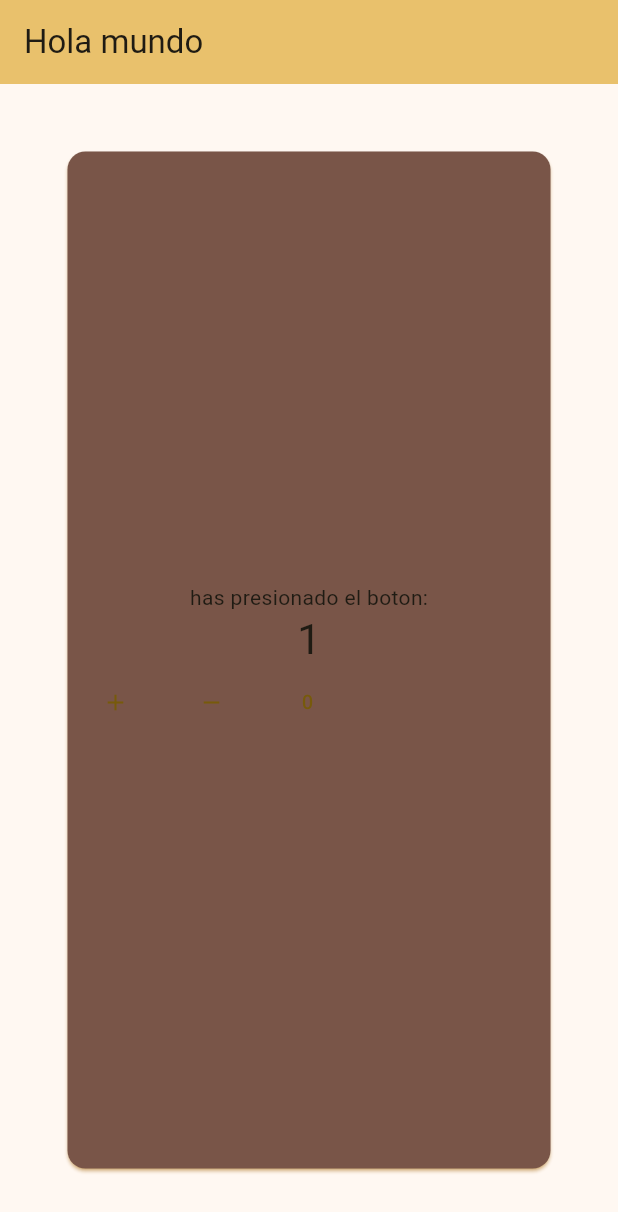
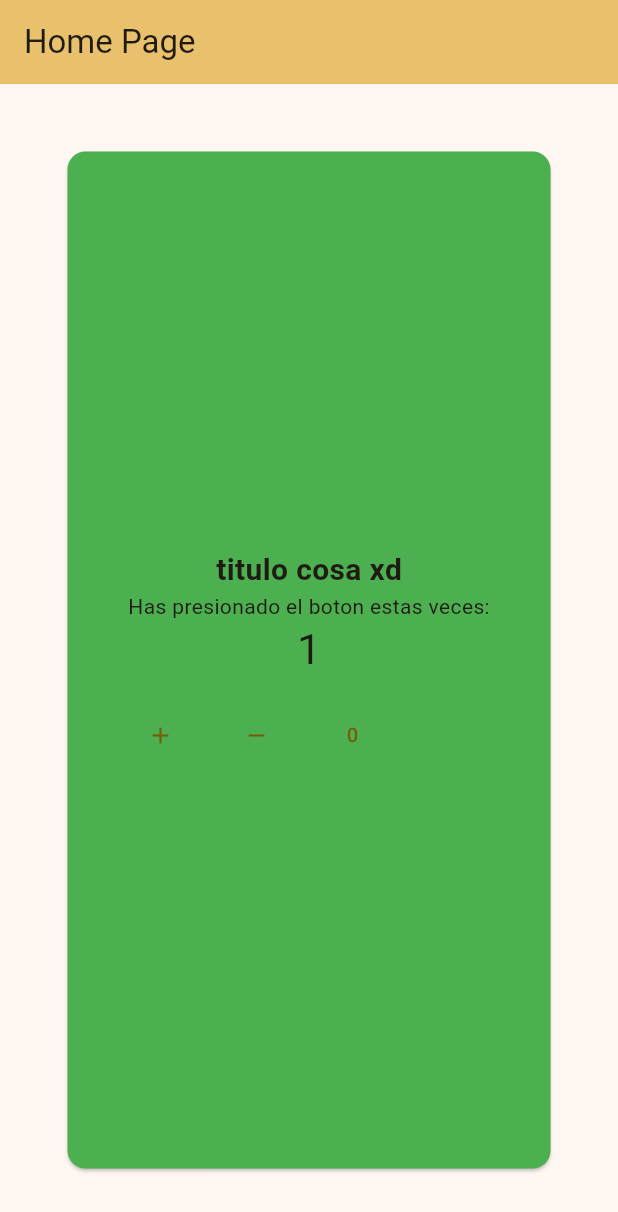
Before and after one commit to gekicchi/3479A321_2022479016, a Flutter app: the screen it shows after launch, after a tap on the "add" icon, on a phone screen of 412 x 824 dp. Shown: the top 1212 px of the screen. Run offline on Flutter 3.47's test engine with Material 3 defaults, Android fonts, the phone set to English and light mode, and no system bars; our stand-ins replace flutter_svg, logger.

Commit message:
lab 5 punto 2

```diff
--- a/lib/main.dart
+++ b/lib/main.dart
@@ -1,11 +1,39 @@
 import 'package:flutter/material.dart';
 import 'package:flutter_svg/flutter_svg.dart';
+import 'package:logger/logger.dart';
+import 'pages/my_home_page.dart';
 
 const String catIcon =
     'C:/Users/oyarz/Desktop/moviles/3479A321_2022479016/assets/icons/cat_paw.svg';
 
+var logger = Logger(
+  printer: PrettyPrinter(),
+);
+
+var loggerNoStack = Logger(
+    printer: PrettyPrinter(
+  methodCount: 0,
+));
+
 void main() {
+  print(
+      'Run with either `dart example/main.dart` or `dart --enable-asserts example/main.dart`´.');
+  demo();
   runApp(const MyApp());
+}
+
+void demo() {
+  logger.d('Log message with 2 methods');
+
+  loggerNoStack.i('Info message');
+
+  loggerNoStack.w('Just a warning!');
+
+  logger.e('Error! Something bad happened', error: 'Test Error');
+
+  loggerNoStack.t({'key': 5, 'value': 'something'});
+
+  Logger(printer: SimplePrinter(colors: true)).t('boom');
 }
 
 class MyApp extends StatelessWidget {
@@ -19,79 +47,7 @@
         colorScheme: ColorScheme.fromSeed(seedColor: Colors.amber),
         useMaterial3: true,
       ),
-      home: const MyHomePage(title: 'Hola mundo'),
+      home: const MyHomePage(title: 'Home Page'),
     );
   }
 }
-
-class MyHomePage extends StatefulWidget {
-  const MyHomePage({super.key, required this.title});
-  final String title;
-
-  @override
-  State<MyHomePage> createState() => _MyHomePageState();
-}
-
-class _MyHomePageState extends State<MyHomePage> {
-  int _counter = 0;
-
-  void _incrementCounter() {
-    setState(() {
-      _counter++;
-    });
-  }
-
-  void _decrementCounter() {
-    setState(() {
-      _counter--;
-    });
-  }
-
-  void _restartCounter() {
-    setState(() {
-      _counter = 0;
-    });
-  }
-
-  @override
-  Widget build(BuildContext context) {
-    return Scaffold(
-      appBar: AppBar(
-        backgroundColor: Theme.of(context).colorScheme.inversePrimary,
-        title: Text(widget.title),
-      ),
-      //persistentFooterButtons: botonesDePie,
-      body: Card(
-        color: Colors.brown,
-        shadowColor: Colors.orange,
-        margin: const EdgeInsets.all(45.0),
-        child: Center(
-          child: Column(
-            mainAxisAlignment: MainAxisAlignment.center,
-            children: <Widget>[
-              const Text(
-                'has presionado el boton:',
-              ),
-              Text(
-                '$_counter',
-                style: Theme.of(context).textTheme.headlineMedium,
-              ),
-              Row(
-                children: botonesDePie,
-              ),
-            ],
-          ),
-        ),
-      ),
-    );
-  }
-
-  List<Widget> get botonesDePie {
-    return [
-      TextButton(onPressed: _incrementCounter, child: const Icon(Icons.add)),
-      TextButton(onPressed: _decrementCounter, child: const Icon(Icons.remove)),
-      TextButton(
-          onPressed: _restartCounter, child: const Icon(Icons.exposure_zero)),
-    ];
-  }
-}
--- /dev/null
+++ b/lib/pages/my_home_page.dart
@@ -0,0 +1,77 @@
+import 'package:flutter/material.dart';
+
+class MyHomePage extends StatefulWidget {
+  const MyHomePage({super.key, required this.title});
+  final String title;
+
+  @override
+  State<MyHomePage> createState() => _MyHomePageState();
+}
+
+class _MyHomePageState extends State<MyHomePage> {
+  int _counter = 0;
+
+  void _incrementCounter() {
+    setState(() {
+      _counter++;
+    });
+  }
+
+  void _decrementCounter() {
+    setState(() {
+      _counter--;
+    });
+  }
+
+  void _restartCounter() {
+    setState(() {
+      _counter = 0;
+    });
+  }
+
+  @override
+  Widget build(BuildContext context) {
+    return Scaffold(
+      appBar: AppBar(
+        backgroundColor: Theme.of(context).colorScheme.inversePrimary,
+        title: Text(widget.title),
+      ),
+      //persistentFooterButtons: botonesDePie,
+      body: Card(
+        color: Colors.green,
+        margin: const EdgeInsets.all(45.0),
+        child: Center(
+          child: Padding(
+            padding: const EdgeInsets.all(30),
+            child: Column(mainAxisSize: MainAxisSize.min, children: [
+              const Text(
+                'titulo cosa xd',
+                style: TextStyle(fontSize: 20, fontWeight: FontWeight.bold),
+              ),
+              const Text(
+                'Has presionado el boton estas veces:',
+              ),
+              Text(
+                '$_counter',
+                style: Theme.of(context).textTheme.headlineMedium,
+              ),
+              const SizedBox(
+                height: 16,
+              ),
+              Row(children: botonesDePie),
+            ]),
+          ),
+        ),
+      ),
+    );
+  }
+
+  List<Widget> get botonesDePie {
+    return [
+      TextButton(onPressed: _incrementCounter, child: const Icon(Icons.add)),
+      TextButton(onPressed: _decrementCounter, child: const Icon(Icons.remove)),
+      TextButton(
+          onPressed: _restartCounter, child: const Icon(Icons.exposure_zero)),
+    ];
+  }
+}
--- a/pubspec.yaml
+++ b/pubspec.yaml
@@ -36,6 +36,7 @@ dependencies:
   # Use with the CupertinoIcons class for iOS style icons.
   cupertino_icons: ^1.0.8
   flutter_svg: ^2.1.0
+  logger: ^2.5.0
 
 dev_dependencies:
   flutter_test:
@@ -89,5 +90,5 @@ flutter:
   #
   # For details regarding fonts from package dependencies,
   # see https://flutter.dev/to/font-from-package
-  assets:
-    - assets\icons
+  #assets:
+   # - assets/icons
```
Also changed, not shown: pubspec.lock.
